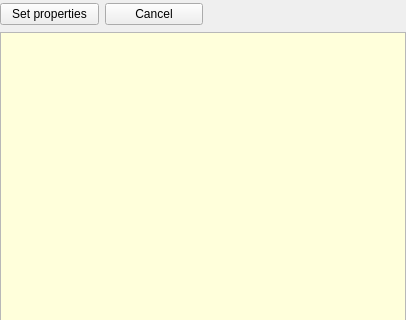
The window that ruby/lib/vizkit/widgets/task_inspector/task_inspector_window.ui (rock-core/gui-vizkit) describes before a commit, drawn with Qt 5; both pictures show x 0 to 406 and y 0 to 320 of the 406 by 498 pixel window.
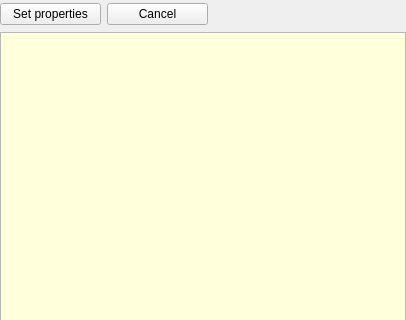
The same window after the commit.

Commit message: vizkit.rb: bugfix related to setting attributes from the task inspector

The edit to the form file:
```diff
--- a/ruby/lib/vizkit/widgets/task_inspector/task_inspector_window.ui
+++ b/ruby/lib/vizkit/widgets/task_inspector/task_inspector_window.ui
@@ -200,7 +200,7 @@
        <rect>
         <x>0</x>
         <y>0</y>
-        <width>203</width>
+        <width>208</width>
         <height>29</height>
        </rect>
       </property>
```
Left out of the diff: 17 changed lines with no effect on the pictures. The commit also changes 1 other file.
